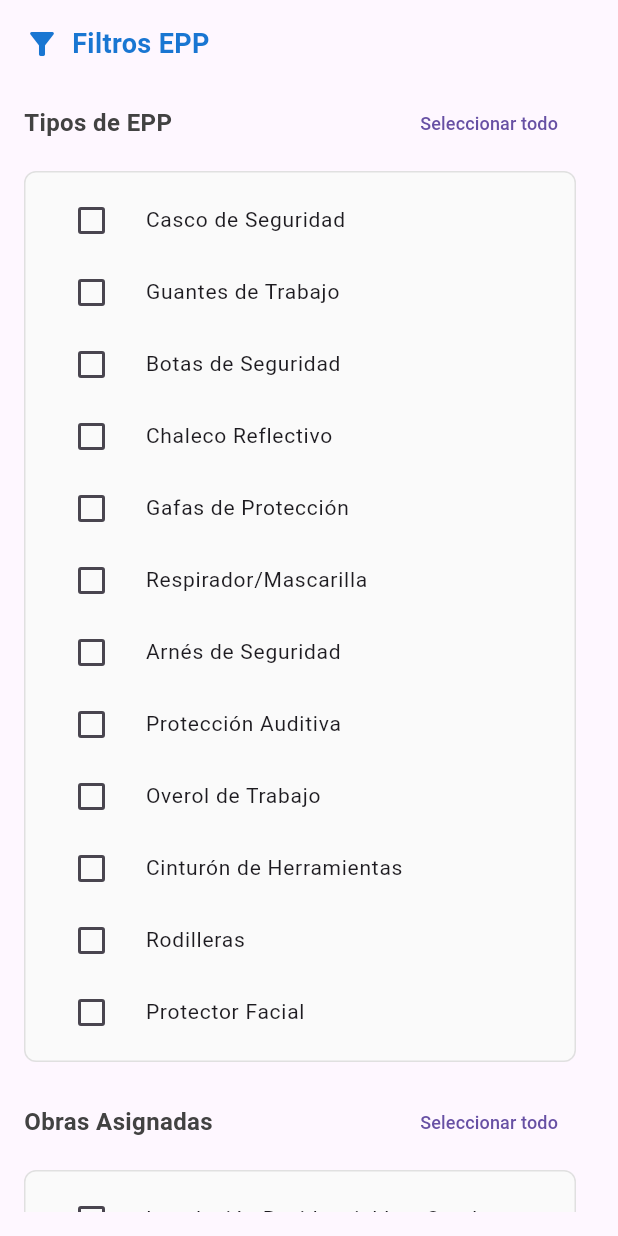
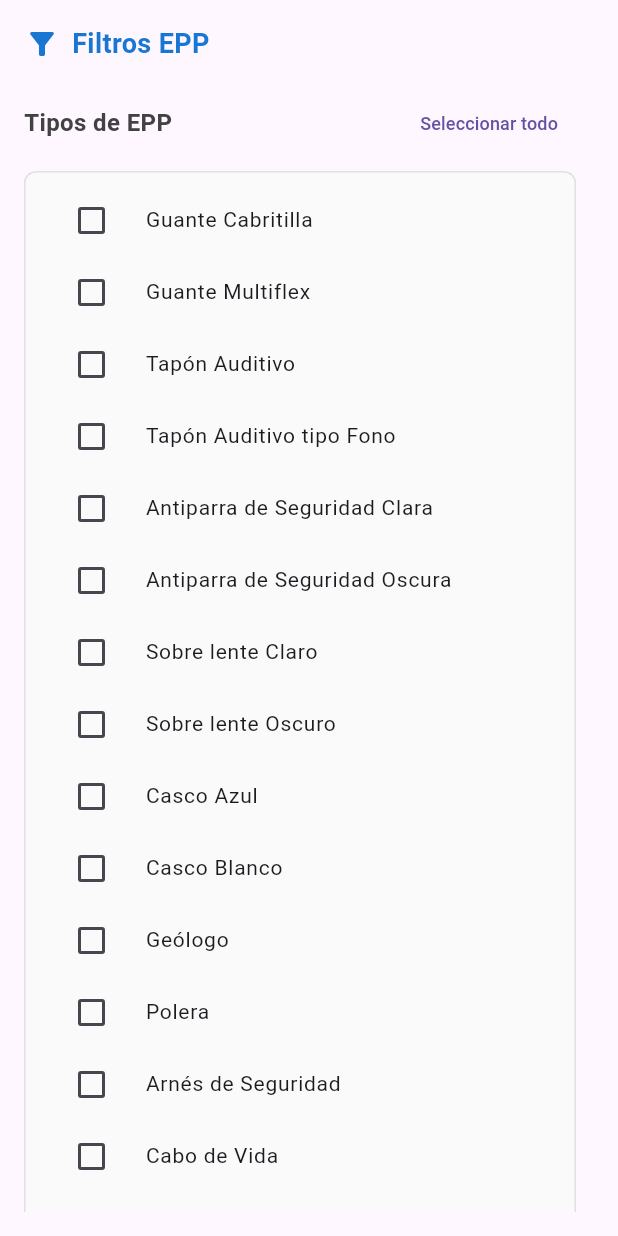
Before and after one commit to IngSoftware1-2025/sistema_acviis, a Flutter app: the EppFiltrosDisplay widget shown alone on an empty page, opened directly, on a phone screen of 412 x 824 dp. Run offline on Flutter 3.47's test engine with Material 3 defaults, Android fonts, the phone set to English and light mode, and no system bars; our stand-ins replace file_picker, input_quantity, open_file, pdf, printing; missing offline and left inert: excel; network calls fail.

Commit message:
Update epp.dart

```diff
--- a/lib/frontend/utils/filtros/epp.dart
+++ b/lib/frontend/utils/filtros/epp.dart
@@ -5,7 +5,7 @@ import 'package:sistema_acviis/frontend/utils/constants/constants.dart';
 import 'package:sistema_acviis/frontend/widgets/buttons.dart';
 
 class EppFiltrosDisplay extends StatefulWidget {
-  final VoidCallback? onClose; // Callback para cerrar el panel
+  final VoidCallback? onClose;
 
   const EppFiltrosDisplay({super.key, this.onClose});
 
@@ -20,31 +20,39 @@ class _EppFiltrosDisplayState extends State<EppFiltrosDisplay> {
   RangeValues? _rangoCantidad;
   bool? _tieneCertificado;
 
-  // Todos los tipos y obras disponibles (hardcoded para evitar problemas)
+  // ✅ CORRECCIÓN 1: LISTA SINCRONIZADA CON AGREGAR/MODIFICAR
   final List<String> _todosLosTipos = [
-    'Casco de Seguridad',
-    'Guantes de Trabajo',
-    'Botas de Seguridad',
-    'Chaleco Reflectivo',
-    'Gafas de Protección',
-    'Respirador/Mascarilla',
+    'Guante Cabritilla',
+    'Guante Multiflex',
+    'Tapón Auditivo',
+    'Tapón Auditivo tipo Fono',
+    'Antiparra de Seguridad Clara',
+    'Antiparra de Seguridad Oscura',
+    'Sobre lente Claro',
+    'Sobre lente Oscuro',
+    'Casco Azul',
+    'Casco Blanco',
+    'Geólogo',
+    'Polera',
     'Arnés de Seguridad',
-    'Protección Auditiva',
-    'Overol de Trabajo',
-    'Cinturón de Herramientas',
-    'Rodilleras',
-    'Protector Facial',
+    'Cabo de Vida',
+    'Zapato de Seguridad',
+    'Guante Soldador',
+    'Guante Mosquetero',
+    'Chaqueta Soldador',
+    'Polainas Soldador',
+    'Careta Facial',
+    'Soporte Careta Facial',
   ];
 
+  // ✅ CORRECCIÓN 2: AGREGAR "Oficina Central"
   final List<String> _todasLasObras = [
+    'Oficina Central', // <--- Importante
     'Instalación Residencial Las Condes',
     'Proyecto Industrial Maipú',
     'Mantenimiento Red Eléctrica Centro',
     'Construcción Subestación Norte',
-    'Ampliación Sistema Eléctrico Sur',
-    'Reparación Líneas de Transmisión',
-    'Instalación Paneles Solares',
-    'Mantenimiento Transformadores',
+    'Reparación Sistema Alumbrado Sur',
     'Sin asignar',
   ];
 
```
